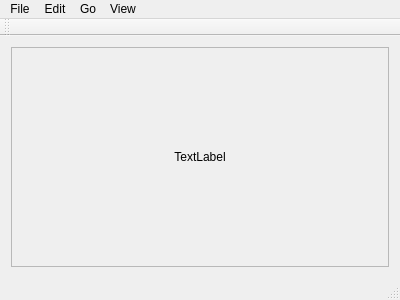
Kolcha/SeeX, file mainwindow.ui: the form before one commit.
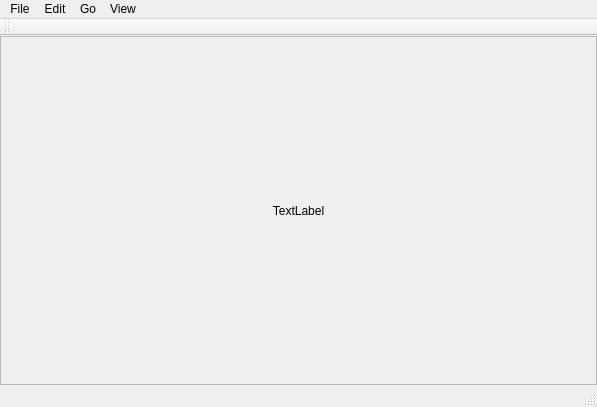
The form after the commit.

Diff of the .ui file:
```diff
--- a/mainwindow.ui
+++ b/mainwindow.ui
@@ -6,8 +6,8 @@
    <rect>
     <x>0</x>
     <y>0</y>
-    <width>400</width>
-    <height>300</height>
+    <width>597</width>
+    <height>407</height>
    </rect>
   </property>
   <property name="windowTitle">
@@ -15,6 +15,18 @@
   </property>
   <widget class="QWidget" name="centralWidget">
    <layout class="QVBoxLayout" name="verticalLayout_2">
+    <property name="leftMargin">
+     <number>0</number>
+    </property>
+    <property name="topMargin">
+     <number>0</number>
+    </property>
+    <property name="rightMargin">
+     <number>0</number>
+    </property>
+    <property name="bottomMargin">
+     <number>0</number>
+    </property>
     <item>
      <widget class="QScrollArea" name="scrollArea">
       <property name="widgetResizable">
@@ -25,11 +37,23 @@
         <rect>
          <x>0</x>
          <y>0</y>
-         <width>380</width>
-         <height>219</height>
+         <width>595</width>
+         <height>344</height>
         </rect>
        </property>
        <layout class="QVBoxLayout" name="verticalLayout">
+        <property name="leftMargin">
+         <number>0</number>
+        </property>
+        <property name="topMargin">
+         <number>0</number>
+        </property>
+        <property name="rightMargin">
+         <number>0</number>
+        </property>
+        <property name="bottomMargin">
+         <number>0</number>
+        </property>
         <item>
          <widget class="QLabel" name="label">
           <property name="text">
@@ -51,7 +75,7 @@
     <rect>
      <x>0</x>
      <y>0</y>
-     <width>400</width>
+     <width>597</width>
      <height>22</height>
     </rect>
    </property>
```
Left out of the diff: 59 changed lines with no effect on the pictures.
